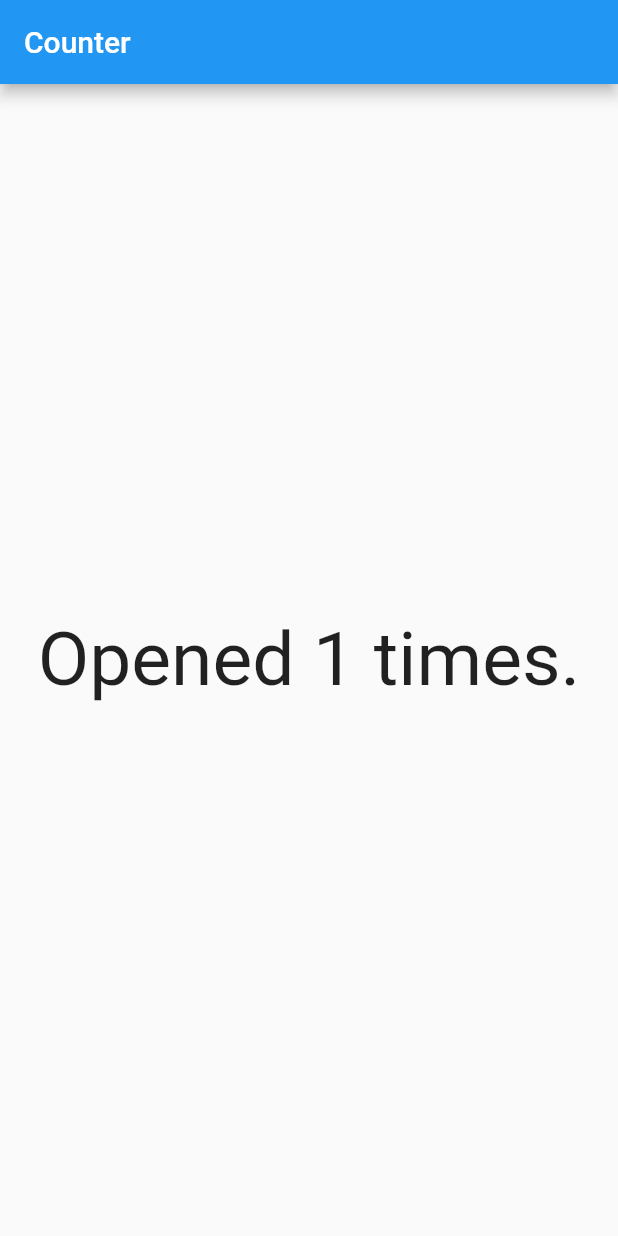
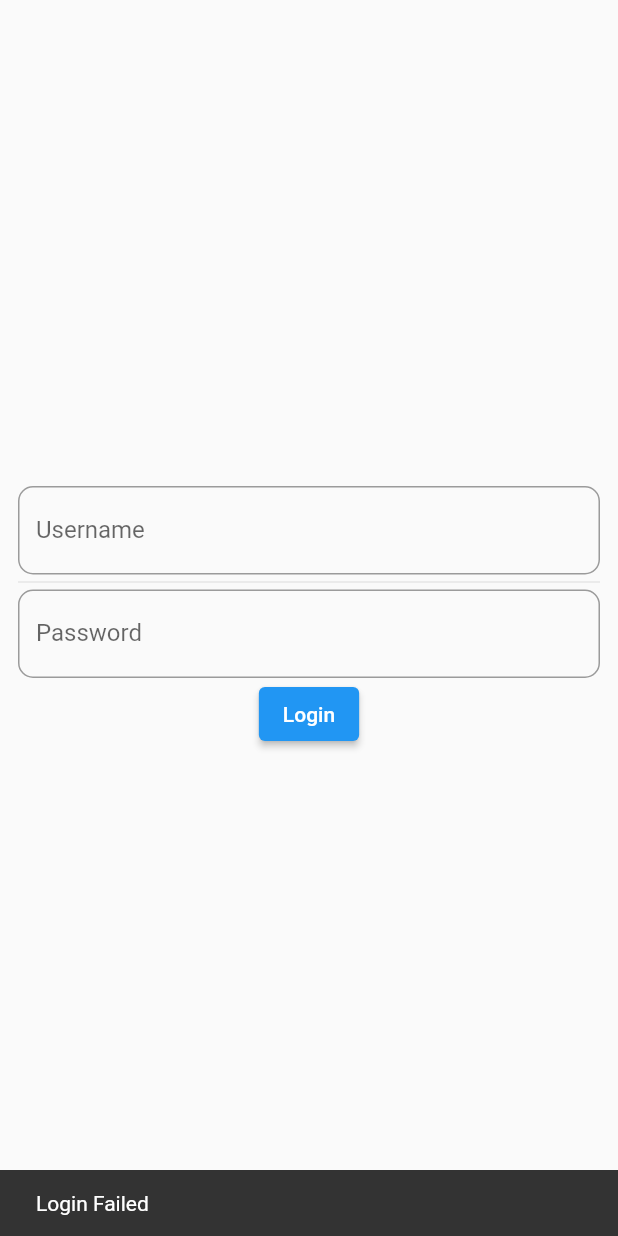
Before and after one commit to FatihBaycu/FlutterStorageAndDatabase, a Flutter app: the screen it shows after launch, on a phone screen of 412 x 824 dp. Run offline on Flutter 3.47's test engine with Material 2 defaults, Android fonts, the phone set to English and light mode, and no system bars; our stand-ins replace shared_preferences.

Commit message:
new screens and widgets added.

```diff
--- a/lib/main.dart
+++ b/lib/main.dart
@@ -1,8 +1,9 @@
 import 'package:flutter/material.dart';
+import 'package:flutter_storage_and_database/sharedPrefences/loginScreen/login_screen.dart';
 import 'package:flutter_storage_and_database/sharedPrefences/shared_preferences_counter_screen.dart';
-import 'package:flutter_storage_and_database/sharedPrefences/shared_preferences_main.dart';
+import 'package:flutter_storage_and_database/sharedPrefences/simpleUserInfo/shared_preferences_main.dart';
 import 'package:shared_preferences/shared_preferences.dart';
 
 void main() {
-  runApp(SharedPreferencesCounterScreen());
+  runApp(SharedPreferencesLoginScreen());
 }
--- /dev/null
+++ b/lib/sharedPrefences/loginScreen/login_screen.dart
@@ -0,0 +1,112 @@
+import 'dart:math';
+
+import 'package:flutter/material.dart';
+import 'package:shared_preferences/shared_preferences.dart';
+
+import 'home_page.dart';
+
+class SharedPreferencesLoginScreen extends StatelessWidget {
+
+  Future<bool> sessionControl()async{
+
+    var sp=await SharedPreferences.getInstance();
+
+    String spUserame=sp.get("username")??"no username";
+    String spPassword=sp.get("password")??"no password";
+    if(spUserame=="admin" && spPassword=="123"){
+      return true;
+    }
+    return false;
+  }
+
+  @override
+  Widget build(BuildContext context) {
+    return MaterialApp(
+      debugShowCheckedModeBanner: false,
+      home: FutureBuilder<bool>(
+        future: sessionControl(),
+        builder: (context,snapshot){
+          if(snapshot.hasData){
+            bool passPermit=snapshot.data;
+            return passPermit?SharedPreferencesHomeScreen():MyLoginScreen();
+          }
+          else{
+                      return Container();
+          }
+        },
+      ),
+    );
+  }
+}
+
+class MyLoginScreen extends StatefulWidget {
+  @override
+  _MyLoginScreen createState() => _MyLoginScreen();
+}
+
+class _MyLoginScreen extends State<MyLoginScreen> {
+
+
+
+  var usernameTxt = TextEditingController();
+  var passwordTxt = TextEditingController();
+
+  var scaffoldkey = GlobalKey<ScaffoldState>();
+
+  Future<void> loginControl()async{
+    var username=usernameTxt.text;
+    var password=passwordTxt.text;
+    if(username=="admin" && password=="123"){
+
+      var sp=await SharedPreferences.getInstance();
+      sp.setString("username", username);
+      sp.setString("password", password);
+      Navigator.pushReplacement(context, MaterialPageRoute(builder: (context)=>SharedPreferencesHomeScreen()));
+    }
+    else{
+    ScaffoldMessenger.of(context).showSnackBar(SnackBar(content: Text("Login Failed"),));
+    }
+  }
+
+  @override
+  void initState() {
+    loginControl();
+    super.initState();
+  }
+
+  @override
+  Widget build(BuildContext context) {
+    return Scaffold(
+      body: Center(
+        child: SingleChildScrollView(
+          child: Padding(
+            padding: const EdgeInsets.all(12.0),
+            child: Column(
+              mainAxisAlignment: MainAxisAlignment.center,
+              children: [
+                TextFormField(
+                  controller: usernameTxt,
+                  decoration: InputDecoration(
+                      border: OutlineInputBorder(borderRadius: BorderRadius.all(Radius.circular(10))),
+                      labelText: "Username",
+                      hintText: "Username"),
+                ),
+                Divider(height: 10,),
+                TextFormField(
+                  controller: passwordTxt,
+                  obscureText: true,
+                  decoration: InputDecoration(
+                    labelText: "Password",
+                      border: OutlineInputBorder(borderRadius: BorderRadius.all(Radius.circular(10))),
+                      hintText: "Password"),
+
+                ),
+                ElevatedButton(onPressed: ()=>loginControl(), child: Text("Login")),
+              ],
+            ),
+          ),
+        ),
+      ),
+    );
+  }
+}
--- a/lib/sharedPrefences/shared_preferences_main.dart
+++ b/lib/sharedPrefences/simpleUserInfo/shared_preferences_main.dart
@@ -1,5 +1,5 @@
 import 'package:flutter/material.dart';
-import 'package:flutter_storage_and_database/sharedPrefences/page_a.dart';
+import 'package:flutter_storage_and_database/sharedPrefences/simpleUserInfo/page_a.dart';
 import 'package:shared_preferences/shared_preferences.dart';
 
 // if you want use sharedPreferences you must be add this dependency to pubspec.yaml
```
Also changed, not shown: lib/sharedPrefences/loginScreen/home_page.dart (added, +104 -0 lines), lib/sharedPrefences/simpleUserInfo/page_a.dart (renamed from lib/sharedPrefences/page_a.dart), 1 other file.
